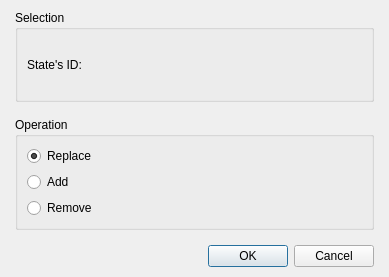
Before: the Qt Designer form Editor/Dialogs/Commands/dialogcommandchangestate.ui in RPG-Paper-Maker/RPG-Paper-Maker, drawn with Qt 5.
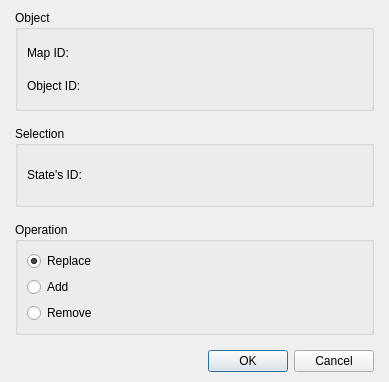
After: the same form once the commit is applied. Custom widgets are drawn as their Qt base class.

Commit message: Command change state: choose object and a map

Patch:
```diff
--- a/Editor/Dialogs/Commands/dialogcommandchangestate.ui
+++ b/Editor/Dialogs/Commands/dialogcommandchangestate.ui
@@ -7,7 +7,7 @@
     <x>0</x>
     <y>0</y>
     <width>389</width>
-    <height>277</height>
+    <height>382</height>
    </rect>
   </property>
   <property name="windowTitle">
@@ -31,6 +31,78 @@
      <property name="spacing">
       <number>15</number>
      </property>
+     <item>
+      <widget class="QGroupBox" name="groupBoxObject">
+       <property name="title">
+        <string>Object</string>
+       </property>
+       <layout class="QGridLayout" name="gridLayout_5">
+        <item row="0" column="0">
+         <layout class="QGridLayout" name="gridLayout_4">
+          <item row="0" column="0">
+           <widget class="QLabel" name="labelMapID">
+            <property name="text">
+             <string>Map ID:</string>
+            </property>
+           </widget>
+          </item>
+          <item row="0" column="1">
+           <widget class="PanelPrimitiveValue" name="panelPrimitiveMapID" native="true">
+            <property name="minimumSize">
+             <size>
+              <width>250</width>
+              <height>27</height>
+             </size>
+            </property>
+            <property name="maximumSize">
+             <size>
+              <width>250</width>
+              <height>27</height>
+             </size>
+            </property>
+           </widget>
+          </item>
+          <item row="0" column="2" rowspan="2">
+           <spacer name="horizontalSpacer_3">
+            <property name="orientation">
+             <enum>Qt::Horizontal</enum>
+            </property>
+            <property name="sizeHint" stdset="0">
+             <size>
+              <width>40</width>
+              <height>58</height>
+             </size>
+            </property>
+           </spacer>
+          </item>
+          <item row="1" column="0">
+           <widget class="QLabel" name="labelObjectID">
+            <property name="text">
+             <string>Object ID:</string>
+            </property>
+           </widget>
+          </item>
+          <item row="1" column="1">
+           <widget class="PanelPrimitiveValue" name="panelPrimitiveObjectID" native="true">
+            <property name="minimumSize">
+             <size>
+              <width>250</width>
+              <height>27</height>
+             </size>
+            </property>
+            <property name="maximumSize">
+             <size>
+              <width>250</width>
+              <height>27</height>
+             </size>
+            </property>
+           </widget>
+          </item>
+         </layout>
+        </item>
+       </layout>
+      </widget>
+     </item>
      <item>
       <widget class="QGroupBox" name="groupBoxSelection">
        <property name="title">
```
The commit also changes 15 other files.
